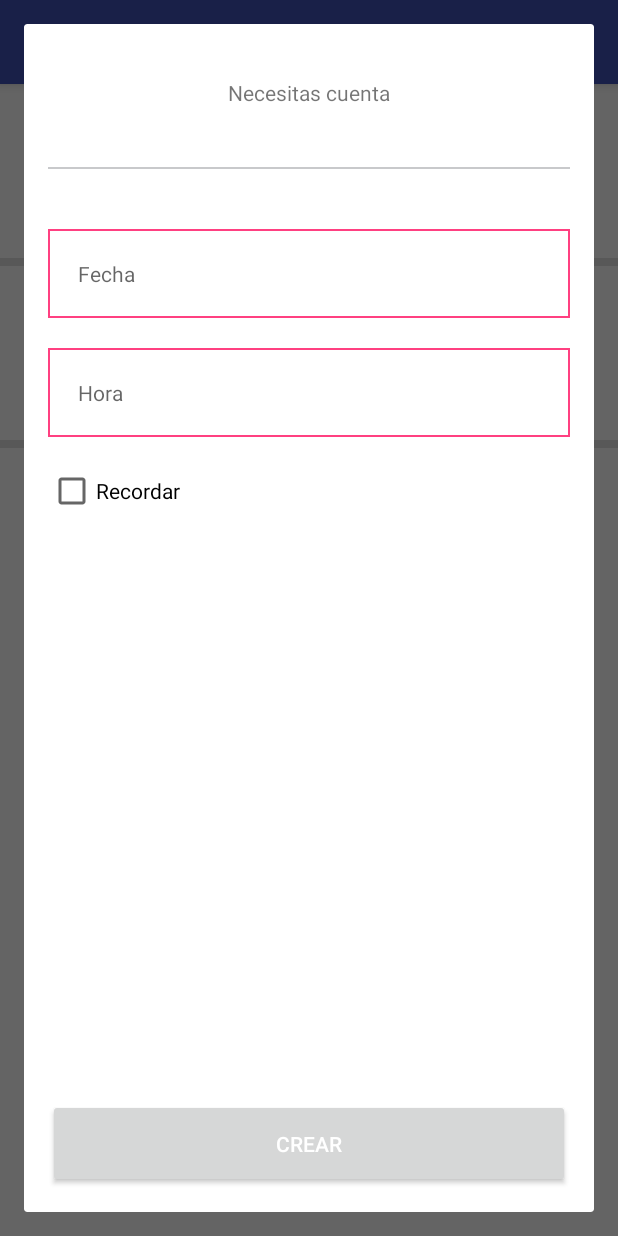
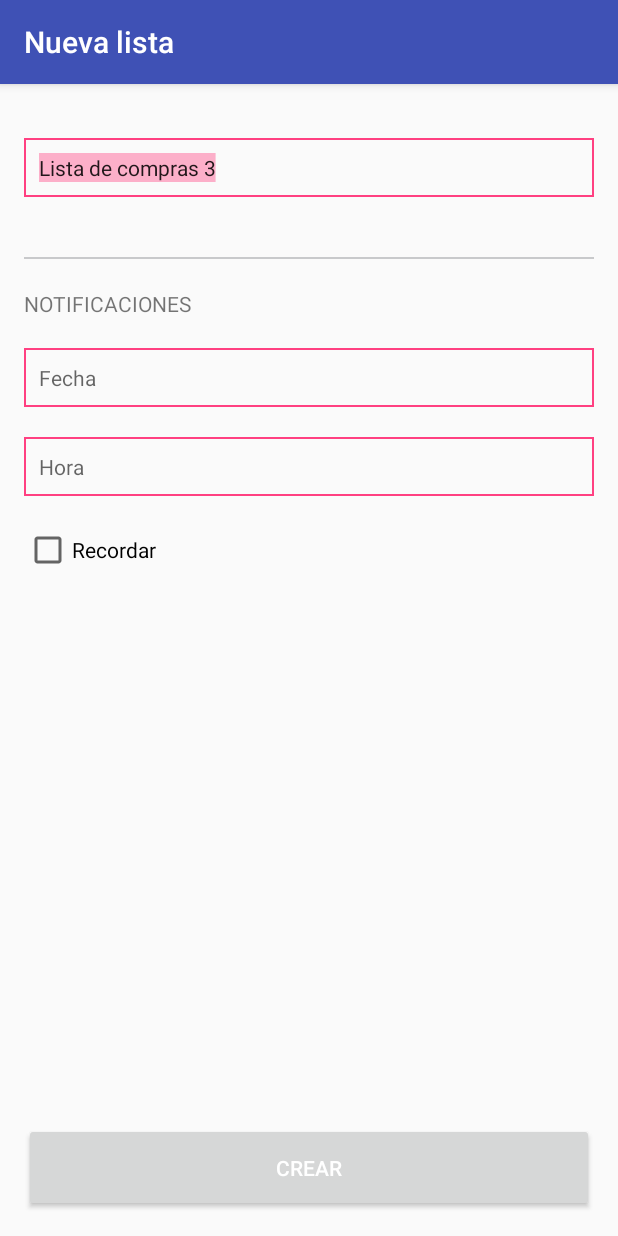
Before and after one commit to zamora95/FasTore-Android-, an Android app: the screen it shows after launch (ListasCompraActivity before the commit, NuevaListaActivity after it), after a tap on "Agregar", on a phone screen of 412 x 824 dp. Run offline under Robolectric (Android 15) with nearby library versions, the phone set to English and light mode, and no system bars.

Commit message:
Ventana de nueva lista, LISTA!

```diff
--- a/app/src/main/java/com/zamora/fastoreapp/AlertDialog.java
+++ b/app/src/main/java/com/zamora/fastoreapp/AlertDialog.java
@@ -1,36 +1,53 @@
 package com.zamora.fastoreapp;
 
-import android.app.Activity;
-import android.app.Dialog;
+import android.app.DatePickerDialog;
+import android.os.Bundle;
+import android.os.PersistableBundle;
+import android.support.v7.app.AppCompatActivity;
 import android.view.View;
-import android.view.Window;
 import android.widget.Button;
-import android.widget.TextView;
+import android.widget.DatePicker;
+import android.widget.EditText;
+
+import java.util.Calendar;
 
 /**
  * Created by Zamora on 01/04/2017.
  */
 
-public class AlertDialog {
+public class AlertDialog extends AppCompatActivity {
+    Button btnFecha;
+    EditText txtFecha, txtHora;
+    private int dd, mm, yyyy, hora, minuto;
 
-        public void showDialog(Activity activity){
-            final Dialog dialog = new Dialog(activity);
-            dialog.requestWindowFeature(Window.FEATURE_NO_TITLE);
-            dialog.setCancelable(false);
-            dialog.setContentView(R.layout.dialog_nueva_lista);
+    @Override
+    public void onCreate(Bundle savedInstanceState, PersistableBundle persistentState) {
+        super.onCreate(savedInstanceState, persistentState);
+        setContentView(R.layout.dialog_nueva_lista);
 
+        //btnFecha = (Button) findViewById(R.id.btnFecha);
+        txtFecha = (EditText) findViewById(R.id.fecha_input);
+        txtHora = (EditText) findViewById(R.id.hora_input);
 
+        txtFecha.setOnClickListener(new View.OnClickListener() {
+            @Override
+            public void onClick(View v) {
+                final Calendar calendar = Calendar.getInstance();
+                dd = calendar.get(Calendar.DAY_OF_MONTH);
+                mm = calendar.get(Calendar.MONTH);
+                yyyy = calendar.get(Calendar.YEAR);
 
-            Button dialogButton = (Button) dialog.findViewById(R.id.entrar_boton);
-            dialogButton.setOnClickListener(new View.OnClickListener() {
-                @Override
-                public void onClick(View v) {
-                    dialog.dismiss();
-                }
-            });
+                DatePickerDialog datePickerDialog = new DatePickerDialog(getApplicationContext(), new DatePickerDialog.OnDateSetListener() {
+                    @Override
+                    public void onDateSet(DatePicker view, int year, int monthOfYear, int dayOfMonth) {
+                        String date = dayOfMonth + "-" + (monthOfYear+1) +"-" + year;
+                        txtFecha.setText(date);
+                    }
+                }, yyyy, mm, dd);
+                datePickerDialog.show();
+            }
+        });
 
-            dialog.show();
-
-        }
+    }
 
 }
--- a/app/src/main/java/com/zamora/fastoreapp/ListasCompraActivity.java
+++ b/app/src/main/java/com/zamora/fastoreapp/ListasCompraActivity.java
@@ -1,6 +1,8 @@
 package com.zamora.fastoreapp;
 
+import android.content.Intent;
 import android.os.Bundle;
+import android.support.v4.app.DialogFragment;
 import android.support.v7.app.AppCompatActivity;
 import android.support.v7.widget.SearchView;
 import android.view.Menu;
@@ -25,11 +27,13 @@ public class ListasCompraActivity extends AppCompatActivity{
     private static String usuario;
     private AdapterListasComprasUsuario adapter;
     private int listaSeleccionada;
+    public static String fechaSeleccionada;
 
     @Override
     public void onCreate(Bundle savedInstanceState) {
         super.onCreate(savedInstanceState);
         setContentView(R.layout.lista_compras);
+        getSupportActionBar().setTitle("Mis listas de compra");
         //usuario = getIntent().getExtras().getString("usuario");
         usuario = "10";
         cargarListas();
@@ -79,8 +83,9 @@ public class ListasCompraActivity extends AppCompatActivity{
     public boolean onOptionsItemSelected(MenuItem item) {
         switch (item.getItemId()) {
             case R.id.itemAdd:
-                AlertDialog alert = new AlertDialog();
-                alert.showDialog(this);
+                Intent nuevaLista = new Intent(this, NuevaListaActivity.class);
+                nuevaLista.putExtra("cantListas", arregloListasCompra.size()+1);
+                startActivity(nuevaLista);
                 return true;
 
 
@@ -90,4 +95,5 @@ public class ListasCompraActivity extends AppCompatActivity{
     }
 
 
+
 }
--- a/app/src/main/java/com/zamora/fastoreapp/MainActivity.java
+++ b/app/src/main/java/com/zamora/fastoreapp/MainActivity.java
@@ -101,6 +101,10 @@ public class MainActivity extends AppCompatActivity implements View.OnClickListe
             Email.setText(email);
             // Glide.with(this).load(imgUrl).into(ProfPic);
             updateUI(true);
+
+            Intent listasCompra = new Intent(this, ListasCompraActivity.class);
+            startActivity(listasCompra);
+            finish();
         }
         else{
             updateUI(false);
--- /dev/null
+++ b/app/src/main/java/com/zamora/fastoreapp/NuevaListaActivity.java
@@ -0,0 +1,99 @@
+package com.zamora.fastoreapp;
+
+import android.app.DatePickerDialog;
+import android.app.TimePickerDialog;
+import android.os.Bundle;
+import android.os.PersistableBundle;
+import android.support.v7.app.AppCompatActivity;
+import android.view.View;
+import android.widget.Button;
+import android.widget.DatePicker;
+import android.widget.EditText;
+import android.widget.TimePicker;
+
+import java.text.ParseException;
+import java.text.SimpleDateFormat;
+import java.util.Calendar;
+import java.util.Date;
+import java.util.Locale;
+
+import static com.google.android.gms.internal.zzxo.hh;
+
+/**
+ * Created by Zamora on 02/04/2017.
+ */
+
+public class NuevaListaActivity extends AppCompatActivity{
+    private int cantListas;
+    private Button btnFecha;
+    private EditText txtFecha, txtHora, txtNombre;
+    private int dd, mm, yyyy, hora, minuto;
+
+    @Override
+    public void onCreate(Bundle savedInstanceState) {
+        super.onCreate(savedInstanceState);
+        setContentView(R.layout.dialog_nueva_lista);
+        getSupportActionBar().setTitle("Nueva lista");
+
+        cantListas = getIntent().getExtras().getInt("cantListas");
+
+        //btnFecha = (Button) findViewById(R.id.btnFecha);
+        txtFecha = (EditText) findViewById(R.id.fecha_input);
+        txtHora = (EditText) findViewById(R.id.hora_input);
+        txtNombre = (EditText) findViewById(R.id.nombre_input);
+
+        txtNombre.setText("Lista de compras " + cantListas);
+
+
+        txtFecha.setOnClickListener(new View.OnClickListener() {
+            @Override
+            public void onClick(View v) {
+                final Calendar calendar = Calendar.getInstance();
+                final SimpleDateFormat sdf = new SimpleDateFormat("dd/MM/yyyy", Locale.ENGLISH);
+                try{
+                    calendar.setTime(sdf.parse(txtFecha.getText().toString()));
+                } catch (ParseException e) {
+                    e.printStackTrace();
+                }
+
+                dd = calendar.get(Calendar.DAY_OF_MONTH);
+                mm = calendar.get(Calendar.MONTH);
+                yyyy = calendar.get(Calendar.YEAR);
+
+                DatePickerDialog datePickerDialog = new DatePickerDialog(NuevaListaActivity.this, new DatePickerDialog.OnDateSetListener() {
+                    @Override
+                    public void onDateSet(DatePicker view, int year, int monthOfYear, int dayOfMonth) {
+                        calendar.set(year, monthOfYear, dayOfMonth);
+                        Date fecha = calendar.getTime();
+
+
+                        //String date = dayOfMonth + "-" + (monthOfYear+1) +"-" + year;
+                        txtFecha.setText(sdf.format(fecha));
+                    }
+                }, yyyy, mm, dd);
+                datePickerDialog.show();
+            }
+        });
+
+        txtHora.setOnClickListener(new View.OnClickListener() {
+            @Override
+            public void onClick(View v) {
+                final Calendar calendar = Calendar.getInstance();
+                hora = calendar.get(Calendar.HOUR_OF_DAY);
+                minuto = calendar.get(Calendar.MINUTE);
+
+                TimePickerDialog timePickerDialog = new TimePickerDialog(NuevaListaActivity.this, new TimePickerDialog.OnTimeSetListener() {
+                    @Override
+                    public void onTimeSet(TimePicker view, int hourOfDay, int minute) {
+                        int hora = hourOfDay % 12;
+                        if (hora == 0)
+                            hora = 12;
+                        txtHora.setText(String.format(Locale.ENGLISH, "%02d:%02d %s", hora, minute,
+                                hourOfDay < 12 ? "am" : "pm"));
+                    }
+                }, hora, minuto, false);
+                timePickerDialog.show();
+            }
+        });
+    }
+}
--- a/app/src/main/res/layout/dialog_nueva_lista.xml
+++ b/app/src/main/res/layout/dialog_nueva_lista.xml
@@ -8,62 +8,79 @@
     android:paddingLeft="@dimen/activity_vertical_margin"
     android:paddingRight="@dimen/activity_vertical_margin">
 
-    <TextView
-        android:id="@+id/info_text"
-        android:layout_width="wrap_content"
+    <EditText
+        android:id="@+id/nombre_input"
+        android:layout_width="match_parent"
         android:layout_height="wrap_content"
-        android:layout_alignParentTop="true"
-        android:layout_centerHorizontal="true"
-        android:gravity="center"
-        android:paddingBottom="@dimen/padding_between"
-        android:paddingTop="@dimen/padding_between"
-        android:text="Necesitas cuenta"
-        android:textAppearance="?android:attr/textAppearanceSmall" />
+        android:layout_marginBottom="@dimen/padding_between"
+        android:layout_marginTop="@dimen/padding_between"
+        android:ems="10"
+        android:inputType="textCapSentences"
+        android:padding="10dp"
+        android:textAppearance="?android:attr/textAppearanceSmall"
+        android:selectAllOnFocus="true"
+        android:background="@drawable/edittext_background" />
 
     <View
         android:id="@+id/divider"
         android:layout_width="match_parent"
         android:layout_height="1dp"
-        android:layout_below="@+id/info_text"
+        android:layout_below="@+id/nombre_input"
         android:layout_marginBottom="@dimen/padding_between"
         android:layout_marginTop="@dimen/padding_between"
         android:background="#C8C9CB" />
 
+    <TextView
+        android:layout_width="wrap_content"
+        android:layout_height="wrap_content"
+        android:text="NOTIFICACIONES"
+        android:layout_below="@+id/divider"
+        android:id="@+id/lblNotificaciones"/>
+
     <EditText
-        android:id="@+id/nombre_input"
+        android:id="@+id/fecha_input"
         android:layout_width="match_parent"
         android:layout_height="wrap_content"
-        android:layout_below="@+id/divider"
-        android:layout_centerHorizontal="true"
+        android:layout_below="@+id/lblNotificaciones"
         android:layout_marginTop="@dimen/padding_between"
         android:ems="10"
         android:hint="Fecha"
         android:inputType="textPersonName"
-        android:padding="@dimen/padding_between"
+        android:padding="10dp"
         android:textAppearance="?android:attr/textAppearanceSmall"
+        android:focusable="false"
         android:background="@drawable/edittext_background" />
 
+    <!--<Button
+        android:layout_width="wrap_content"
+        android:layout_height="wrap_content"
+        android:text="Fecha"
+        android:layout_alignBaseline="@+id/fecha_input"
+        android:layout_alignBottom="@+id/fecha_input"
+        android:layout_toEndOf="@+id/fecha_input"
+        android:id="@+id/btnFecha" />-->
+
     <EditText
-        android:id="@+id/contrasena_input"
+        android:id="@+id/hora_input"
         android:layout_width="match_parent"
         android:layout_height="wrap_content"
-        android:layout_below="@+id/nombre_input"
-        android:layout_centerHorizontal="true"
+        android:layout_below="@+id/fecha_input"
         android:layout_marginBottom="@dimen/padding_between"
         android:layout_marginTop="@dimen/padding_between"
         android:ems="10"
         android:hint="Hora"
         android:inputType="textPersonName"
-        android:padding="@dimen/padding_between"
+        android:padding="10dp"
         android:textAppearance="?android:attr/textAppearanceSmall"
+        android:focusable="false"
         android:background="@drawable/edittext_background" />
 
     <CheckBox
         android:id="@+id/recordar_check"
         android:layout_width="wrap_content"
         android:layout_height="wrap_content"
-        android:layout_alignStart="@+id/contrasena_input"
-        android:layout_below="@+id/contrasena_input"
+        android:layout_alignStart="@+id/hora_input"
+        android:layout_below="@+id/hora_input"
         android:checked="false"
         android:text="Recordar" />
 
@@ -77,4 +94,5 @@
         android:paddingTop="@dimen/padding_between"
         android:text="Crear"
         android:textColor="@android:color/white" />
+
 </RelativeLayout>
```
Also changed, not shown: app/src/main/AndroidManifest.xml (+10 -0 lines), app/src/main/java/com/zamora/fastoreapp/DatePickerFragment.java (added, +46 -0 lines).
